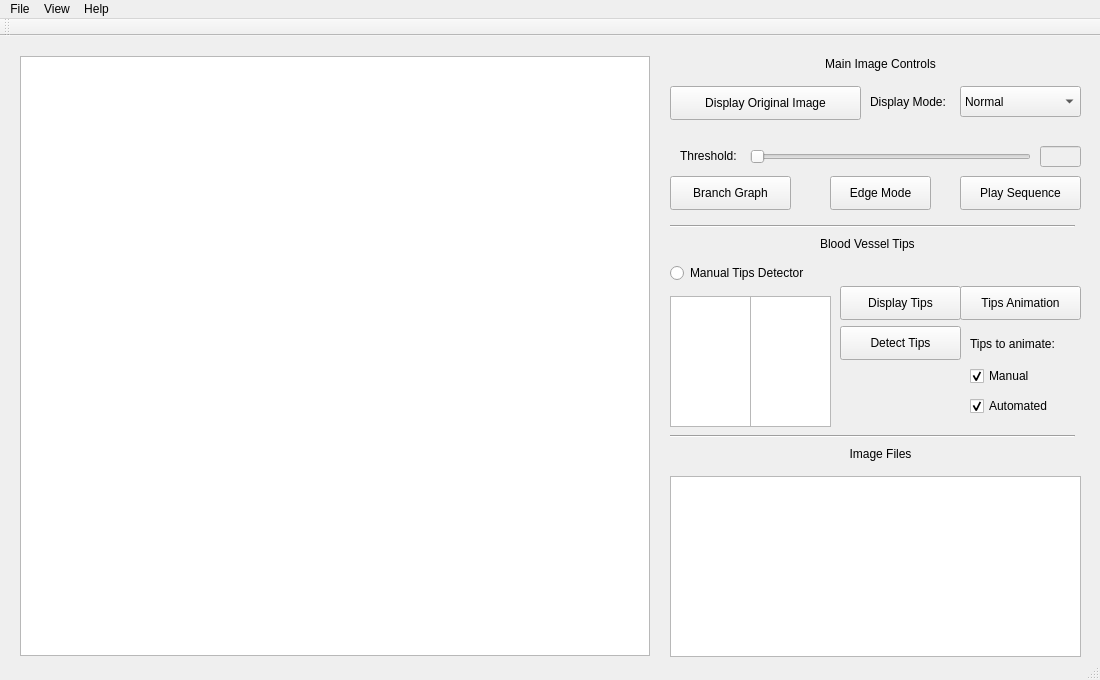
This is mainwindow.ui in qchen2017/BloodVesselVisualization as Qt 5 draws it before an edit. The edited form follows.
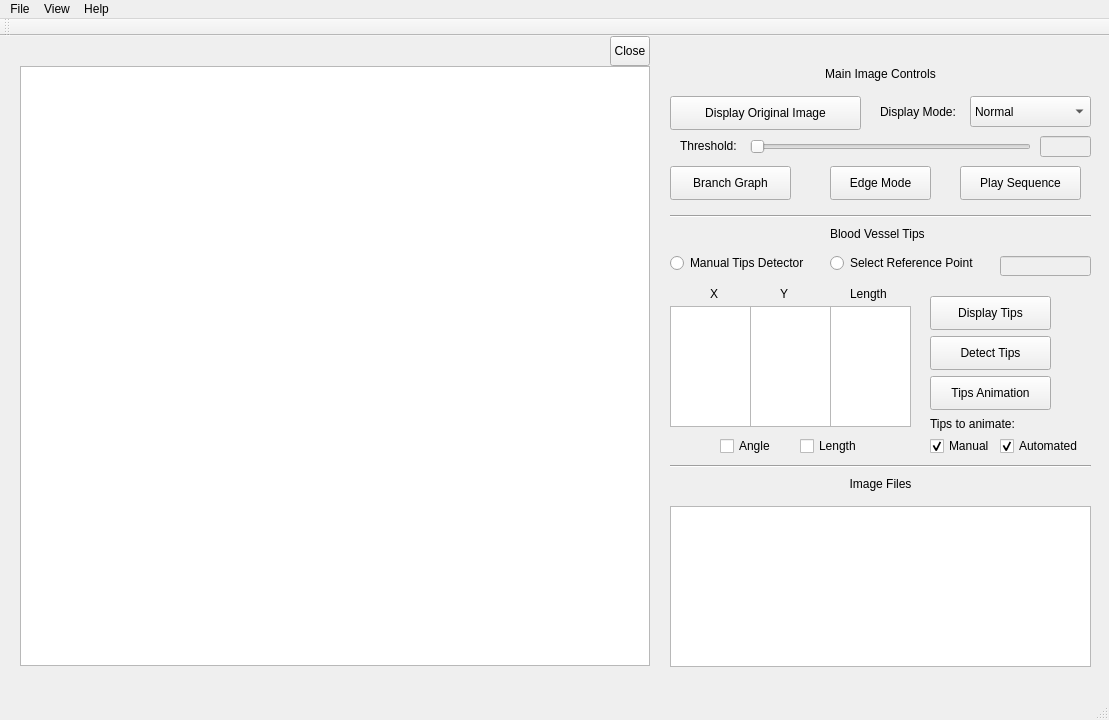
This is the edited form.

Commit message: added ui for closing image

```diff
--- a/mainwindow.ui
+++ b/mainwindow.ui
@@ -6,8 +6,8 @@
    <rect>
     <x>0</x>
     <y>0</y>
-    <width>1100</width>
-    <height>680</height>
+    <width>1109</width>
+    <height>720</height>
    </rect>
   </property>
   <property name="windowTitle">
@@ -18,7 +18,7 @@
     <property name="geometry">
      <rect>
       <x>20</x>
-      <y>20</y>
+      <y>30</y>
       <width>630</width>
       <height>600</height>
      </rect>
@@ -28,7 +28,7 @@
     <property name="geometry">
      <rect>
       <x>680</x>
-      <y>110</y>
+      <y>100</y>
       <width>81</width>
       <height>20</height>
      </rect>
@@ -41,7 +41,7 @@
     <property name="geometry">
      <rect>
       <x>750</x>
-      <y>110</y>
+      <y>100</y>
       <width>281</width>
       <height>22</height>
      </rect>
@@ -56,8 +56,8 @@
    <widget class="QComboBox" name="imageMode_comboBox">
     <property name="geometry">
      <rect>
-      <x>960</x>
-      <y>50</y>
+      <x>970</x>
+      <y>60</y>
       <width>121</width>
       <height>31</height>
      </rect>
@@ -82,8 +82,8 @@
    <widget class="QLabel" name="imageMode_label">
     <property name="geometry">
      <rect>
-      <x>870</x>
-      <y>50</y>
+      <x>880</x>
+      <y>60</y>
       <width>91</width>
       <height>31</height>
      </rect>
@@ -99,8 +99,8 @@
     <property name="geometry">
      <rect>
       <x>1040</x>
-      <y>110</y>
-      <width>41</width>
+      <y>100</y>
+      <width>51</width>
       <height>21</height>
      </rect>
     </property>
@@ -112,9 +112,9 @@
     <property name="geometry">
      <rect>
       <x>670</x>
-      <y>440</y>
-      <width>411</width>
-      <height>181</height>
+      <y>470</y>
+      <width>421</width>
+      <height>161</height>
      </rect>
     </property>
    </widget>
@@ -122,7 +122,7 @@
     <property name="geometry">
      <rect>
       <x>840</x>
-      <y>410</y>
+      <y>440</y>
       <width>81</width>
       <height>16</height>
      </rect>
@@ -141,7 +141,7 @@
     <property name="geometry">
      <rect>
       <x>960</x>
-      <y>140</y>
+      <y>130</y>
       <width>121</width>
       <height>34</height>
      </rect>
@@ -156,8 +156,8 @@
     </property>
     <property name="geometry">
      <rect>
-      <x>840</x>
-      <y>290</y>
+      <x>930</x>
+      <y>300</y>
       <width>121</width>
       <height>34</height>
      </rect>
@@ -170,7 +170,7 @@
     <property name="geometry">
      <rect>
       <x>670</x>
-      <y>50</y>
+      <y>60</y>
       <width>191</width>
       <height>34</height>
      </rect>
@@ -195,8 +195,8 @@
     <property name="geometry">
      <rect>
       <x>670</x>
-      <y>180</y>
-      <width>405</width>
+      <y>170</y>
+      <width>421</width>
       <height>20</height>
      </rect>
     </property>
@@ -211,7 +211,7 @@
     <property name="geometry">
      <rect>
       <x>830</x>
-      <y>140</y>
+      <y>130</y>
       <width>101</width>
       <height>34</height>
      </rect>
@@ -227,7 +227,7 @@
     <property name="geometry">
      <rect>
       <x>670</x>
-      <y>140</y>
+      <y>130</y>
       <width>121</width>
       <height>34</height>
      </rect>
@@ -240,7 +240,7 @@
     <property name="geometry">
      <rect>
       <x>810</x>
-      <y>20</y>
+      <y>30</y>
       <width>141</width>
       <height>16</height>
      </rect>
@@ -256,7 +256,7 @@
     <property name="geometry">
      <rect>
       <x>670</x>
-      <y>220</y>
+      <y>210</y>
       <width>161</width>
       <height>34</height>
      </rect>
@@ -269,9 +269,9 @@
     <property name="geometry">
      <rect>
       <x>750</x>
-      <y>260</y>
+      <y>270</y>
       <width>81</width>
-      <height>131</height>
+      <height>121</height>
      </rect>
     </property>
     <property name="readOnly">
@@ -282,9 +282,9 @@
     <property name="geometry">
      <rect>
       <x>670</x>
-      <y>260</y>
+      <y>270</y>
       <width>81</width>
-      <height>131</height>
+      <height>121</height>
      </rect>
     </property>
     <property name="readOnly">
@@ -294,8 +294,8 @@
    <widget class="QPushButton" name="tipsAnimation_pushButton">
     <property name="geometry">
      <rect>
-      <x>960</x>
-      <y>250</y>
+      <x>930</x>
+      <y>340</y>
       <width>121</width>
       <height>34</height>
      </rect>
@@ -307,8 +307,8 @@
    <widget class="QLabel" name="tipsControls_label">
     <property name="geometry">
      <rect>
-      <x>820</x>
-      <y>200</y>
+      <x>830</x>
+      <y>190</y>
       <width>111</width>
       <height>16</height>
      </rect>
@@ -321,8 +321,8 @@
     <property name="geometry">
      <rect>
       <x>670</x>
-      <y>390</y>
-      <width>405</width>
+      <y>420</y>
+      <width>421</width>
       <height>20</height>
      </rect>
     </property>
@@ -333,9 +333,9 @@
    <widget class="QCheckBox" name="manual_checkBox">
     <property name="geometry">
      <rect>
-      <x>970</x>
-      <y>330</y>
-      <width>89</width>
+      <x>930</x>
+      <y>400</y>
+      <width>71</width>
       <height>20</height>
      </rect>
     </property>
@@ -349,9 +349,9 @@
    <widget class="QCheckBox" name="automated_checkBox">
     <property name="geometry">
      <rect>
-      <x>970</x>
-      <y>360</y>
-      <width>89</width>
+      <x>1000</x>
+      <y>400</y>
+      <width>91</width>
       <height>20</height>
      </rect>
     </property>
@@ -365,8 +365,8 @@
    <widget class="QLabel" name="tips_checkboxes_label">
     <property name="geometry">
      <rect>
-      <x>970</x>
-      <y>300</y>
+      <x>930</x>
+      <y>380</y>
       <width>101</width>
       <height>16</height>
      </rect>
@@ -378,8 +378,8 @@
    <widget class="QPushButton" name="displayTips_pushButton">
     <property name="geometry">
      <rect>
-      <x>840</x>
-      <y>250</y>
+      <x>930</x>
+      <y>260</y>
       <width>121</width>
       <height>34</height>
      </rect>
@@ -388,6 +388,138 @@
      <string>Display Tips</string>
     </property>
    </widget>
+   <widget class="QTextEdit" name="length_textEdit">
+    <property name="geometry">
+     <rect>
+      <x>830</x>
+      <y>270</y>
+      <width>81</width>
+      <height>121</height>
+     </rect>
+    </property>
+    <property name="readOnly">
+     <bool>true</bool>
+    </property>
+   </widget>
+   <widget class="QRadioButton" name="select_ref_point_radioButton">
+    <property name="enabled">
+     <bool>true</bool>
+    </property>
+    <property name="geometry">
+     <rect>
+      <x>830</x>
+      <y>210</y>
+      <width>171</width>
+      <height>34</height>
+     </rect>
+    </property>
+    <property name="text">
+     <string>Select Reference Point</string>
+    </property>
+   </widget>
+   <widget class="QLabel" name="tipsControls_label_2">
+    <property name="geometry">
+     <rect>
+      <x>780</x>
+      <y>250</y>
+      <width>16</width>
+      <height>16</height>
+     </rect>
+    </property>
+    <property name="text">
+     <string>Y</string>
+    </property>
+   </widget>
+   <widget class="QLabel" name="tipsControls_label_3">
+    <property name="geometry">
+     <rect>
+      <x>850</x>
+      <y>250</y>
+      <width>51</width>
+      <height>16</height>
+     </rect>
+    </property>
+    <property name="text">
+     <string>Length</string>
+    </property>
+   </widget>
+   <widget class="QLabel" name="tipsControls_label_4">
+    <property name="geometry">
+     <rect>
+      <x>710</x>
+      <y>250</y>
+      <width>16</width>
+      <height>16</height>
+     </rect>
+    </property>
+    <property name="text">
+     <string>X</string>
+    </property>
+   </widget>
+   <widget class="QCheckBox" name="length_checkBox">
+    <property name="enabled">
+     <bool>true</bool>
+    </property>
+    <property name="geometry">
+     <rect>
+      <x>800</x>
+      <y>400</y>
+      <width>71</width>
+      <height>20</height>
+     </rect>
+    </property>
+    <property name="text">
+     <string>Length</string>
+    </property>
+    <property name="checked">
+     <bool>false</bool>
+    </property>
+   </widget>
+   <widget class="QLineEdit" name="refpoint_lineEdit">
+    <property name="enabled">
+     <bool>false</bool>
+    </property>
+    <property name="geometry">
+     <rect>
+      <x>1000</x>
+      <y>220</y>
+      <width>91</width>
+      <height>20</height>
+     </rect>
+    </property>
+   </widget>
+   <widget class="QCheckBox" name="angle_checkBox">
+    <property name="enabled">
+     <bool>true</bool>
+    </property>
+    <property name="geometry">
+     <rect>
+      <x>720</x>
+      <y>400</y>
+      <width>61</width>
+      <height>20</height>
+     </rect>
+    </property>
+    <property name="text">
+     <string>Angle</string>
+    </property>
+    <property name="checked">
+     <bool>false</bool>
+    </property>
+   </widget>
+   <widget class="QToolButton" name="closeImage_toolButton">
+    <property name="geometry">
+     <rect>
+      <x>610</x>
+      <y>0</y>
+      <width>40</width>
+      <height>30</height>
+     </rect>
+    </property>
+    <property name="text">
+     <string>Close</string>
+    </property>
+   </widget>
   </widget>
   <widget class="QToolBar" name="mainToolBar">
    <property name="acceptDrops">
@@ -405,7 +537,7 @@
     <rect>
      <x>0</x>
      <y>0</y>
-     <width>1100</width>
+     <width>1109</width>
      <height>22</height>
     </rect>
    </property>
```
Left out of the diff: 18 changed lines with no effect on the pictures. The commit also changes 5 other files.
